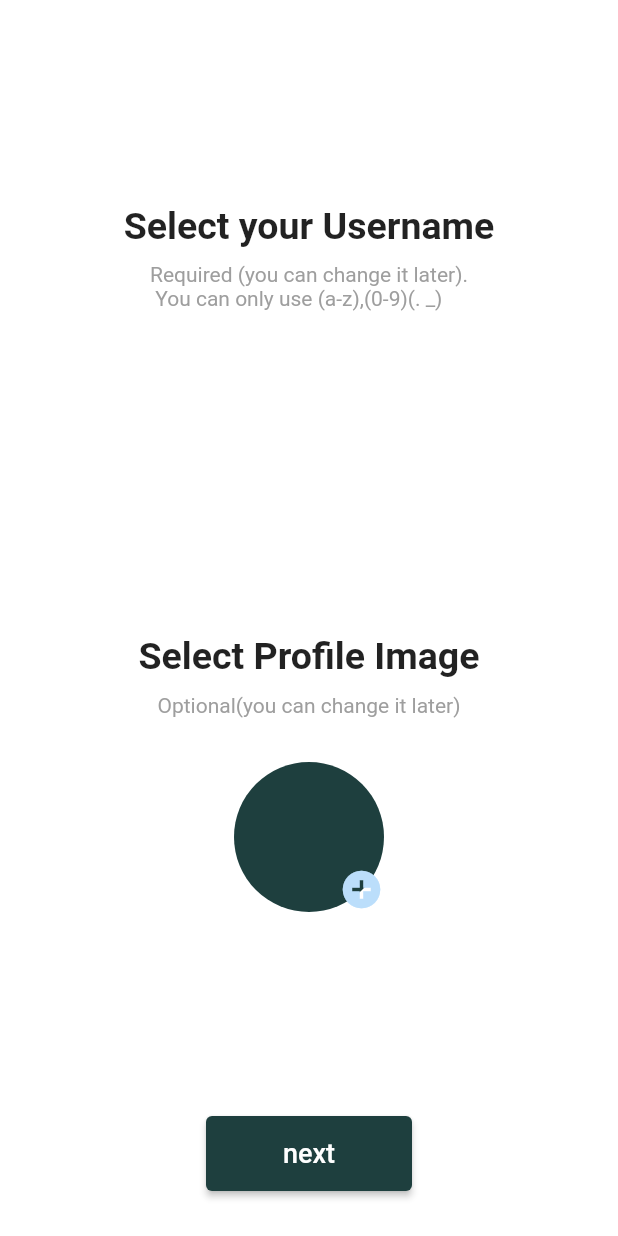
After one commit to TheAsiyaS/Travelapp, a Flutter app: the screen it shows after launch, after a tap on "Sign Up", on a phone screen of 412 x 824 dp. The commit adds this screen. Run offline on Flutter 3.47's test engine with Material 2 defaults, Android fonts, the phone set to English and light mode, and no system bars; our stand-ins replace bloc, dartz, dio, flutter_bloc, flutter_custom_clippers, flutter_rating_bar and 4 more; missing offline and left inert: flutter_phone_direct_caller; network calls fail.

Commit message:
Sign up > username & profile image get screen ui done

```diff
--- a/lib/common/Icons.dart
+++ b/lib/common/Icons.dart
@@ -36,3 +36,4 @@ const kdowncirclefilled = CupertinoIcons.chevron_down_circle_fill;
 const kDown = Icons.arrow_drop_down_rounded;
 const kcall = Icons.phone;
 const kmail = CupertinoIcons.mail;
+const kaddRound = Icons.add_circle;
--- a/lib/presentation/UserAuthentication/SignIn/SignIn.dart
+++ b/lib/presentation/UserAuthentication/SignIn/SignIn.dart
@@ -3,6 +3,7 @@ import 'package:flutter_custom_clippers/flutter_custom_clippers.dart';
 import 'package:google_fonts/google_fonts.dart';
 import 'package:travelapp/common/Sizedboxes.dart';
 import 'package:travelapp/common/colours.dart';
+import 'package:travelapp/presentation/UserAuthentication/SignUp/Username_profile_add.dart';
 import 'package:travelapp/widgets/CupertinoTextfield.dart';
 import 'package:travelapp/widgets/ElevatedbuttonWidget.dart';
 import 'package:travelapp/widgets/IconButton.dart';
@@ -37,7 +38,7 @@ class SignIn extends StatelessWidget {
               Padding(
                 padding: EdgeInsets.only(left: size.width / 10),
                 child: const CircleAvatar(
-                  backgroundColor: kdominatgrey,
+                  backgroundColor: kDominantcolor,
                   radius: 70,
                   backgroundImage: AssetImage('asset/logo.png'),
                 ),
@@ -110,7 +111,7 @@ class SignIn extends StatelessWidget {
                         style: TextStyle(fontSize: 18),
                       ),
                       style: ElevatedButton.styleFrom(
-                          backgroundColor: kdominatgrey)),
+                          backgroundColor: kDominantcolor)),
                 ),
                 SizedBox(
                   height: size.height / 9,
@@ -118,7 +119,10 @@ class SignIn extends StatelessWidget {
                 Row(mainAxisAlignment: MainAxisAlignment.center, children: [
                   const Text('Don\'t have an account?'),
                   TextButton(
-                      onPressed: () {},
+                      onPressed: () {
+                        Navigator.of(context).push(MaterialPageRoute(
+                            builder: (context) => const UsernameProfileAdd()));
+                      },
                       child: const Text(
                         'Sign Up',
                         style: TextStyle(
--- /dev/null
+++ b/lib/presentation/UserAuthentication/SignUp/Username_profile_add.dart
@@ -0,0 +1,89 @@
+import 'package:flutter/material.dart';
+import 'package:travelapp/common/Icons.dart';
+import 'package:travelapp/common/Sizedboxes.dart';
+import 'package:travelapp/common/Styles.dart';
+import 'package:travelapp/common/colours.dart';
+import 'package:travelapp/widgets/CupertinoTextfield.dart';
+import 'package:travelapp/widgets/ElevatedbuttonWidget.dart';
+
+class UsernameProfileAdd extends StatelessWidget {
+  const UsernameProfileAdd({super.key});
+
+  @override
+  Widget build(BuildContext context) {
+    final size = MediaQuery.of(context).size;
+    return Scaffold(
+      body: SafeArea(
+          child: Column(
+        mainAxisAlignment: MainAxisAlignment.center,
+        children: [
+          const Spacer(),
+          const Text(
+            'Select your Username',
+            style: textstyle,
+          ),
+          h10,
+          const Text(
+            'Required (you can change it later).\n You can only use (a-z),(0-9)(. _)',
+            style: subtextstyle,
+          ),
+          h30,
+          Padding(
+            padding: const EdgeInsets.only(left: 15),
+            child: CupertinotextfieldWidget(
+                placeholderText: 'Username....',
+                placeholderStyle: const TextStyle(color: klightwhite),
+                boxDecoration: const BoxDecoration(),
+                prefixWidget: h10,
+                suffixWidget: h10,
+                keybodtype: TextInputType.name,
+                obscureText: false,
+                style: const TextStyle(),
+                onchanged: (value) {},
+                onsubmitted: (value) {}),
+          ),
+          const Divider(
+            color: klightwhite,
+            endIndent: 20,
+            indent: 20,
+          ),
+          const Spacer(),
+          const Text(
+            'Select Profile Image',
+            style: textstyle,
+          ),
+          h10,
+          const Text(
+            'Optional(you can change it later)',
+            style: subtextstyle,
+          ),
+          h30,
+          const CircleAvatar(
+            radius: 50,
+            backgroundColor: kDominantcolor,
+            child: Align(
+                alignment: Alignment.bottomRight,
+                child: Icon(
+                  kaddRound,
+                  size: 30,
+                )),
+          ),
+          const Spacer(),
+          SizedBox(
+            height: 50,
+            width: size.width / 3,
+            child: ElevatedButtonWidget(
+                onPress: () {},
+                buttonwidget: const Text(
+                  'next',
+                  style: TextStyle(fontSize: 18),
+                ),
+                style:
+                    ElevatedButton.styleFrom(backgroundColor: kDominantcolor)),
+          ),
+          h30
+        ],
+      )),
+    );
+  }
+}
```
